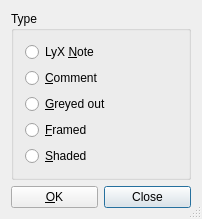
Qt form src/frontends/qt4/ui/NoteUi.ui (cburschka/lyx) before a commit.
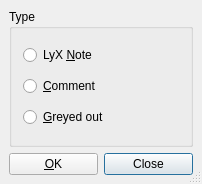
The same form after that commit.

Commit message: framed.sty goes InsetBox:

Diff of the .ui file:
```diff
--- a/src/frontends/qt4/ui/NoteUi.ui
+++ b/src/frontends/qt4/ui/NoteUi.ui
@@ -6,7 +6,7 @@
     <x>0</x>
     <y>0</y>
     <width>202</width>
-    <height>208</height>
+    <height>184</height>
    </rect>
   </property>
   <property name="windowTitle" >
@@ -17,7 +17,7 @@
   </property>
   <layout class="QGridLayout" >
    <property name="margin" >
-    <number>11</number>
+    <number>9</number>
    </property>
    <property name="spacing" >
     <number>6</number>
@@ -84,26 +84,6 @@
         </property>
        </widget>
       </item>
-      <item>
-       <widget class="QRadioButton" name="framedRB" >
-        <property name="toolTip" >
-         <string>Framed in box</string>
-        </property>
-        <property name="text" >
-         <string>&amp;Framed</string>
-        </property>
-       </widget>
-      </item>
-      <item>
-       <widget class="QRadioButton" name="shadedRB" >
-        <property name="toolTip" >
-         <string>Box with shaded background</string>
-        </property>
-        <property name="text" >
-         <string>&amp;Shaded</string>
-        </property>
-       </widget>
-      </item>
      </layout>
     </widget>
    </item>
```
Left out of the diff: 29 changed lines with no effect on the pictures. The commit also changes 13 other files.
